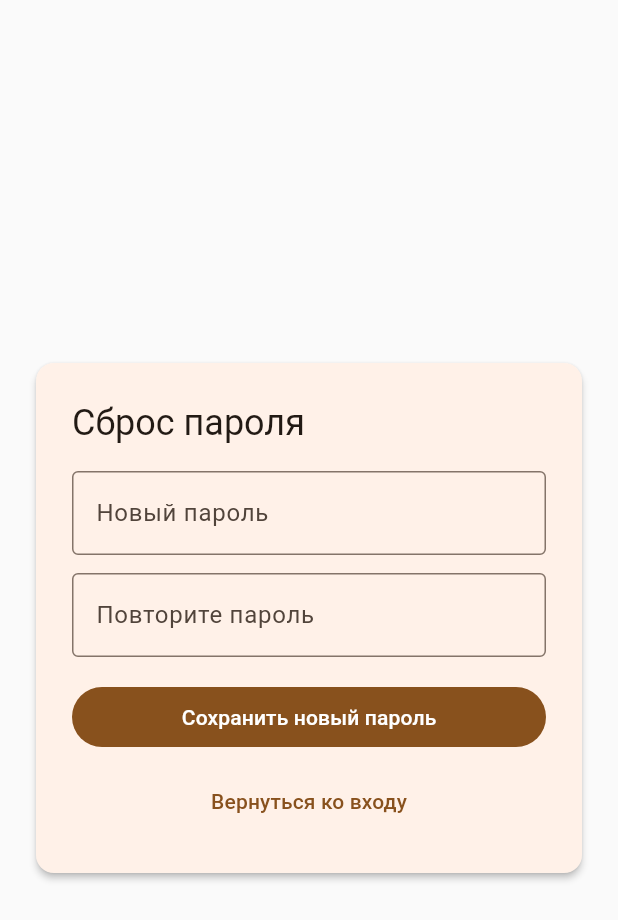
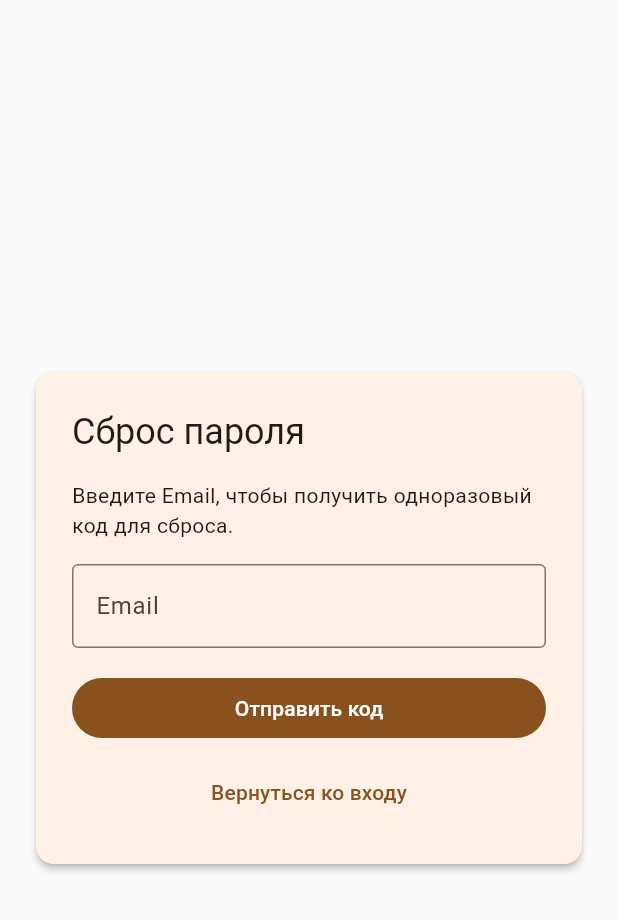
Before and after one commit to ruslanflutterdev/Psychologist, a Flutter app: the ResetScaffold screen opened directly, on a phone screen of 412 x 824 dp. Shown: the top 920 px of the screen. Run offline on Flutter 3.47's test engine with Material 3 defaults, Android fonts, the phone set to English and light mode, and no system bars; our stand-ins replace fl_chart, flutter_bloc, supabase_flutter; accounts and stored records are empty.

Commit message:
переделал сброс пароля для психолога на OTP-код вместо email-ссылки

```diff
--- a/lib/features/auth_forgot/viewmodel/services/forgot_bloc.dart
+++ /dev/null
@@ -1,33 +0,0 @@
-import 'package:flutter_bloc/flutter_bloc.dart';
-import 'package:heros_journey/core/errors/auth_exception.dart';
-import 'package:heros_journey/features/auth_forgot/model/forgot_state.dart';
-import 'package:heros_journey/features/auth_forgot/viewmodel/services/forgot_event.dart';
-import 'package:heros_journey/features/auth_registration/repository/services/auth_service.dart';
-
-class ForgotBloc extends Bloc<ForgotEvent, ForgotState> {
-  final AuthService auth;
-
-  ForgotBloc({required this.auth}) : super(ForgotState.initial) {
-    on<ForgotSubmitted>(_onSubmit);
-    on<ForgotBackPressed>(_onBack);
-  }
-
-  Future<void> _onSubmit(ForgotSubmitted e, Emitter<ForgotState> emit) async {
-    emit(state.copyWith(isLoading: true, isSuccess: false));
-    try {
-      await auth.requestPasswordReset(email: e.email);
-      emit(state.copyWith(isLoading: false, isSuccess: true));
-    } on AuthException catch (err) {
-      emit(state.copyWith(isLoading: false, errorMessage: err.message));
-    } catch (_) {
-      emit(
-        state.copyWith(
-          isLoading: false,
-          errorMessage: 'Неизвестная ошибка. Повторите попытку.',
-        ),
-      );
-    }
-  }
-
-  void _onBack(ForgotBackPressed e, Emitter<ForgotState> emit) {}
-}
--- a/lib/features/auth_login/viewmodel/widgets/login_form.dart
+++ b/lib/features/auth_login/viewmodel/widgets/login_form.dart
@@ -46,7 +46,7 @@ class _LoginFormState extends State<LoginForm> {
 
   void _goForgot() {
     context.read<LoginBloc>().add(LoginForgotPassword());
-    Navigator.of(context).pushReplacementNamed('/forgot');
+    Navigator.of(context).pushReplacementNamed('/reset');
   }
 
   @override
--- a/lib/features/auth_reset/model/reset_state.dart
+++ b/lib/features/auth_reset/model/reset_state.dart
@@ -1,23 +1,33 @@
+enum ResetStep { enterEmail, enterOtp, enterNewPassword }
+
 class ResetState {
   final bool isLoading;
   final bool isSuccess;
   final String? errorMessage;
+  final ResetStep currentStep;
+  final String email;
 
   const ResetState({
     this.isLoading = false,
     this.isSuccess = false,
     this.errorMessage,
+    this.currentStep = ResetStep.enterEmail,
+    this.email = '',
   });
 
   ResetState copyWith({
     bool? isLoading,
     bool? isSuccess,
     String? errorMessage,
+    ResetStep? currentStep,
+    String? email,
   }) =>
       ResetState(
         isLoading: isLoading ?? this.isLoading,
         isSuccess: isSuccess ?? this.isSuccess,
         errorMessage: errorMessage,
+        currentStep: currentStep ?? this.currentStep,
+        email: email ?? this.email,
       );
   static const initial = ResetState();
 }
--- a/lib/features/auth_reset/viewmodel/reset_bloc.dart
+++ b/lib/features/auth_reset/viewmodel/reset_bloc.dart
@@ -1,23 +1,83 @@
 import 'package:flutter_bloc/flutter_bloc.dart';
 import 'package:heros_journey/core/errors/auth_exception.dart';
 import 'package:heros_journey/features/auth_registration/repository/services/auth_service.dart';
+import 'package:heros_journey/features/auth_registration/repository/services/supabase_auth_service.dart';
 import 'package:heros_journey/features/auth_reset/model/reset_state.dart';
 import 'package:heros_journey/features/auth_reset/viewmodel/reset_event.dart';
 
 class ResetBloc extends Bloc<ResetEvent, ResetState> {
   final AuthService auth;
+  final SupabaseAuthService _supabaseAuthService;
 
-  ResetBloc({required this.auth}) : super(ResetState.initial) {
-    on<ResetSubmitted>(_onSubmit);
+  ResetBloc({required this.auth})
+      : _supabaseAuthService = auth as SupabaseAuthService,
+        super(ResetState.initial) {
+    on<ResetEmailSubmitted>(_onEmailSubmitted);
+    on<ResetOtpSubmitted>(_onOtpSubmitted);
+    on<ResetPasswordSubmitted>(_onPasswordSubmitted);
   }
 
-  Future<void> _onSubmit(ResetSubmitted e, Emitter<ResetState> emit) async {
+  Future<void> _onEmailSubmitted(
+      ResetEmailSubmitted e, Emitter<ResetState> emit) async {
+    emit(state.copyWith(
+      isLoading: true,
+      email: e.email.trim(),
+    ));
+
+    try {
+      await auth.requestPasswordReset(email: e.email.trim());
+      emit(state.copyWith(
+        isLoading: false,
+        currentStep: ResetStep.enterOtp,
+      ));
+    } on AuthException catch (err) {
+      emit(state.copyWith(isLoading: false, errorMessage: err.message));
+    } catch (_) {
+      emit(
+        state.copyWith(
+          isLoading: false,
+          errorMessage: 'Неизвестная ошибка. Повторите попытку.',
+        ),
+      );
+    }
+  }
+
+  Future<void> _onOtpSubmitted(
+      ResetOtpSubmitted e, Emitter<ResetState> emit) async {
+    emit(state.copyWith(isLoading: true));
+
+    try {
+      await _supabaseAuthService.verifyOtpAndSetSession(
+        email: state.email,
+        token: e.otpCode.trim(),
+      );
+
+      emit(state.copyWith(
+        isLoading: false,
+        currentStep: ResetStep.enterNewPassword,
+      ));
+    } on AuthException catch (err) {
+      emit(state.copyWith(isLoading: false, errorMessage: err.message));
+    } catch (_) {
+      emit(
+        state.copyWith(
+          isLoading: false,
+          errorMessage: 'Неверный код или неизвестная ошибка. Повторите попытку.',
+        ),
+      );
+    }
+  }
+
+  Future<void> _onPasswordSubmitted(
+      ResetPasswordSubmitted e, Emitter<ResetState> emit) async {
     if (e.password.trim().length < 6) {
-      emit(state.copyWith(errorMessage: 'Минимум 6 символов'));
+      emit(state.copyWith(
+          errorMessage: 'Минимум 6 символов', isLoading: false));
       return;
     }
     if (e.password.trim() != e.confirm.trim()) {
-      emit(state.copyWith(errorMessage: 'Пароли не совпадают'));
+      emit(state.copyWith(
+          errorMessage: 'Пароли не совпадают', isLoading: false));
       return;
     }
 
@@ -31,7 +91,7 @@ class ResetBloc extends Bloc<ResetEvent, ResetState> {
       emit(
         state.copyWith(
           isLoading: false,
-          errorMessage: 'Неизвестная ошибка. Повторите попытку.',
+          errorMessage: 'Неизвестная ошибка смены пароля. Повторите попытку.',
         ),
       );
     }
--- a/lib/features/auth_reset/viewmodel/reset_event.dart
+++ b/lib/features/auth_reset/viewmodel/reset_event.dart
@@ -1,8 +1,20 @@
 abstract class ResetEvent {}
 
-class ResetSubmitted extends ResetEvent {
+class ResetEmailSubmitted extends ResetEvent {
+  final String email;
+
+  ResetEmailSubmitted({required this.email});
+}
+
+class ResetOtpSubmitted extends ResetEvent {
+  final String otpCode;
+
+  ResetOtpSubmitted({required this.otpCode});
+}
+
+class ResetPasswordSubmitted extends ResetEvent {
   final String password;
   final String confirm;
 
-  ResetSubmitted({required this.password, required this.confirm});
+  ResetPasswordSubmitted({required this.password, required this.confirm});
 }
--- a/lib/features/auth_reset/viewmodel/widgets/reset_form.dart
+++ b/lib/features/auth_reset/viewmodel/widgets/reset_form.dart
@@ -13,58 +13,160 @@ class ResetForm extends StatefulWidget {
 }
 
 class _ResetFormState extends State<ResetForm> {
-  final _formKey = GlobalKey<FormState>();
+  final _emailFormKey = GlobalKey<FormState>();
+  final _otpFormKey = GlobalKey<FormState>();
+  final _passFormKey = GlobalKey<FormState>();
+
+  final _emailCtrl = TextEditingController();
+  final _otpCtrl = TextEditingController();
   final _passCtrl = TextEditingController();
   final _confirmCtrl = TextEditingController();
 
   @override
   void dispose() {
+    _emailCtrl.dispose();
+    _otpCtrl.dispose();
     _passCtrl.dispose();
     _confirmCtrl.dispose();
     super.dispose();
   }
 
-  void _submit(BuildContext context) {
-    if (!_formKey.currentState!.validate()) return;
+  void _submitEmail() {
+    if (!_emailFormKey.currentState!.validate()) return;
+    context.read<ResetBloc>().add(ResetEmailSubmitted(email: _emailCtrl.text));
+  }
+
+  void _submitOtp() {
+    if (!_otpFormKey.currentState!.validate()) return;
+    context.read<ResetBloc>().add(ResetOtpSubmitted(otpCode: _otpCtrl.text));
+  }
+
+  void _submitPassword() {
+    if (!_passFormKey.currentState!.validate()) return;
     context.read<ResetBloc>().add(
-          ResetSubmitted(password: _passCtrl.text, confirm: _confirmCtrl.text),
+      ResetPasswordSubmitted(
+          password: _passCtrl.text, confirm: _confirmCtrl.text),
     );
   }
 
-  @override
-  Widget build(BuildContext context) {
-    final theme = Theme.of(context);
-    return BlocBuilder<ResetBloc, ResetState>(
-      buildWhen: (p, c) =>
-          p.isLoading != c.isLoading || p.errorMessage != c.errorMessage,
-      builder: (context, state) {
+  Widget _buildStepForm(ResetState state, ThemeData theme) {
+    switch (state.currentStep) {
+      case ResetStep.enterEmail:
         return Form(
-          key: _formKey,
+          key: _emailFormKey,
           child: Column(
             mainAxisSize: MainAxisSize.min,
             crossAxisAlignment: CrossAxisAlignment.stretch,
             children: [
               Text('Сброс пароля', style: theme.textTheme.headlineSmall),
               const SizedBox(height: 16),
+              Text('Введите Email, чтобы получить одноразовый код для сброса.', style: theme.textTheme.bodyMedium),
+              const SizedBox(height: 16),
+              TextFormField(
+                controller: _emailCtrl,
+                keyboardType: TextInputType.emailAddress,
+                decoration: const InputDecoration(labelText: 'Email'),
+                validator: (v) {
+                  final val = v?.trim() ?? '';
+                  if (val.isEmpty) return 'Введите E-mail';
+                  if (!val.contains('@')) return 'Некорректный E-mail';
+                  return null;
+                },
+              ),
+              const SizedBox(height: 16),
+              FilledButton(
+                onPressed: state.isLoading ? null : _submitEmail,
+                child: state.isLoading
+                    ? const SizedBox(height: 20, width: 20, child: CircularProgressIndicator(strokeWidth: 2))
+                    : const Text('Отправить код'),
+              ),
+            ],
+          ),
+        );
+      case ResetStep.enterOtp:
+        return Form(
+          key: _otpFormKey,
+          child: Column(
+            mainAxisSize: MainAxisSize.min,
+            crossAxisAlignment: CrossAxisAlignment.stretch,
+            children: [
+              Text('Подтверждение кода', style: theme.textTheme.headlineSmall),
+              const SizedBox(height: 16),
+              Text('На Email ${state.email} отправлен код. Введите его ниже.', style: theme.textTheme.bodyMedium),
+              const SizedBox(height: 16),
+              TextFormField(
+                controller: _otpCtrl,
+                keyboardType: TextInputType.number,
+                decoration: const InputDecoration(labelText: 'OTP-код'),
+                validator: (v) => (v?.trim().length == 6) ? null : 'Код должен содержать 6 цифр',
+              ),
+              const SizedBox(height: 16),
+              FilledButton(
+                onPressed: state.isLoading ? null : _submitOtp,
+                child: state.isLoading
+                    ? const SizedBox(height: 20, width: 20, child: CircularProgressIndicator(strokeWidth: 2))
+                    : const Text('Проверить код'),
+              ),
+            ],
+          ),
+        );
+      case ResetStep.enterNewPassword:
+        return Form(
+          key: _passFormKey,
+          child: Column(
+            mainAxisSize: MainAxisSize.min,
+            crossAxisAlignment: CrossAxisAlignment.stretch,
+            children: [
+              Text('Новый пароль', style: theme.textTheme.headlineSmall),
+              const SizedBox(height: 16),
               TextFormField(
                 controller: _passCtrl,
                 obscureText: true,
-                decoration: const InputDecoration(labelText: 'Новый пароль'),
+                decoration: const InputDecoration(labelText: 'Новый пароль (мин. 6 симв)'),
                 validator: validateNewPassword,
               ),
               const SizedBox(height: 12),
               TextFormField(
                 controller: _confirmCtrl,
                 obscureText: true,
-                decoration: const InputDecoration(
-                  labelText: 'Повторите пароль',
-                ),
+                decoration: const InputDecoration(labelText: 'Повторите пароль'),
                 validator: (v) => validateConfirmPassword(v, _passCtrl.text),
               ),
               const SizedBox(height: 16),
+              FilledButton(
+                onPressed: state.isLoading ? null : _submitPassword,
+                child: state.isLoading
+                    ? const SizedBox(height: 20, width: 20, child: CircularProgressIndicator(strokeWidth: 2))
+                    : const Text('Сохранить и войти'),
+              ),
+            ],
+          ),
+        );
+    }
+  }
+
+  @override
+  Widget build(BuildContext context) {
+    final theme = Theme.of(context);
+    return BlocConsumer<ResetBloc, ResetState>(
+      listenWhen: (p, c) => p.isSuccess != c.isSuccess,
+      listener: (context, state) {
+        if (state.isSuccess) {
+          ScaffoldMessenger.of(context).showSnackBar(
+            const SnackBar(content: Text('Пароль успешно сброшен. Вы вошли.')),
+          );
+          Navigator.of(context).pushReplacementNamed('/psychologist_screen');
+        }
+      },
+      builder: (context, state) {
+        return Column(
+          mainAxisSize: MainAxisSize.min,
+          crossAxisAlignment: CrossAxisAlignment.stretch,
+          children: [
+            _buildStepForm(state, theme),
             if (state.errorMessage != null)
               Padding(
-                  padding: const EdgeInsets.only(bottom: 8),
+                padding: const EdgeInsets.only(top: 16),
                 child: Text(
                   state.errorMessage!,
                   style: theme.textTheme.bodyMedium!.copyWith(
@@ -72,26 +174,14 @@ class _ResetFormState extends State<ResetForm> {
                   ),
                 ),
               ),
-              FilledButton(
-                onPressed: state.isLoading ? null : () => _submit(context),
-                child: state.isLoading
-                    ? const SizedBox(
-                        height: 20,
-                        width: 20,
-                        child: CircularProgressIndicator(strokeWidth: 2),
-                      )
-                    : const Text('Сохранить новый пароль'),
-              ),
             const SizedBox(height: 8),
             TextButton(
               onPressed: state.isLoading
                   ? null
-                    : () =>
-                        Navigator.of(context).pushReplacementNamed('/login'),
+                  : () => Navigator.of(context).pushReplacementNamed('/login'),
               child: const Text('Вернуться ко входу'),
             ),
           ],
-          ),
         );
       },
     );
--- a/lib/features/auth_reset/viewmodel/widgets/reset_scaffold.dart
+++ b/lib/features/auth_reset/viewmodel/widgets/reset_scaffold.dart
@@ -1,6 +1,5 @@
 import 'package:flutter/material.dart';
 import 'package:heros_journey/features/auth_reset/viewmodel/widgets/reset_form.dart';
-import 'package:heros_journey/features/auth_reset/viewmodel/widgets/reset_listener.dart';
 
 class ResetScaffold extends StatelessWidget {
   const ResetScaffold({super.key});
@@ -18,7 +17,9 @@ class ResetScaffold extends StatelessWidget {
               padding: EdgeInsets.all(24),
               child: Column(
                 mainAxisSize: MainAxisSize.min,
-                children: [ResetListener(), ResetForm()],
+                children: [
+                  ResetForm()
+                ],
               ),
             ),
           ),
```
Also changed, not shown: lib/core/bootstrap/auth_recovery_listener.dart (+5 -2 lines), lib/core/router/app_router.dart (+0 -10 lines), lib/features/auth_forgot/model/forgot_state.dart (deleted, +0 -24 lines), lib/features/auth_forgot/view/screens/forgot_screen.dart (deleted, +0 -18 lines), lib/features/auth_forgot/viewmodel/services/forgot_event.dart (deleted, +0 -9 lines), lib/features/auth_forgot/viewmodel/widgets/forgot_card.dart (deleted, +0 -34 lines), lib/features/auth_forgot/viewmodel/widgets/forgot_form.dart (deleted, +0 -99 lines), lib/features/auth_registration/repository/services/supabase_auth_service.dart (+29 -3 lines), lib/features/auth_reset/view/screens/reset_screen.dart (line endings or trailing spaces). Lines whose indentation alone changed are shown as unchanged.
